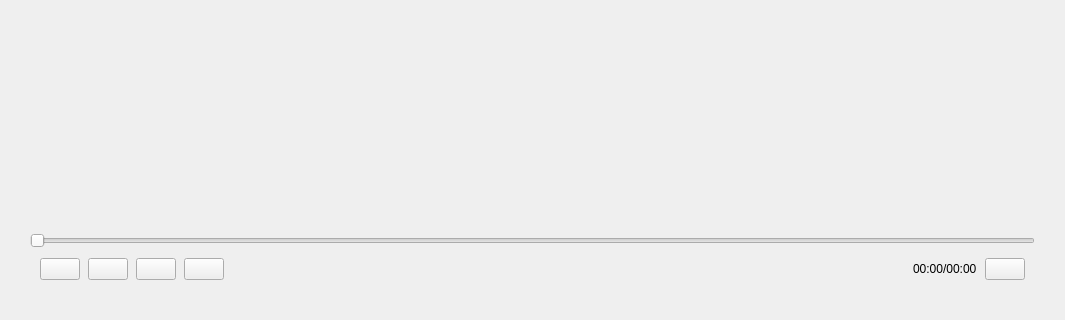
llk657843/FF_Qt, file FF_Qt/ffmpeg_qt.ui: the form before one commit; both pictures show x 0 to 1065 and y 468 to 788 of the 1065 by 788 pixel window.
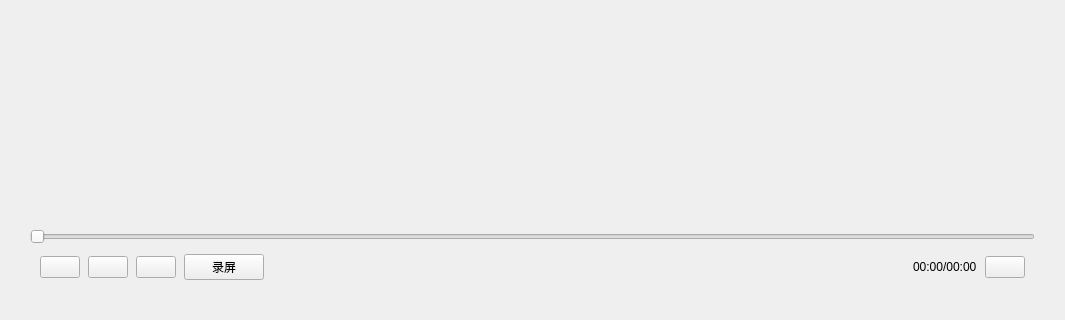
The form after the commit. Custom widgets are drawn as their Qt base class.

The edit to the form file:
```diff
--- a/FF_Qt/ffmpeg_qt.ui
+++ b/FF_Qt/ffmpeg_qt.ui
@@ -150,13 +150,6 @@
          <property name="bottomMargin">
           <number>10</number>
          </property>
-         <item>
-          <widget class="QPushButton" name="btn_start">
-           <property name="text">
-            <string/>
-           </property>
-          </widget>
-         </item>
          <item>
           <widget class="QPushButton" name="btn_pause_resume">
            <property name="text">
@@ -178,6 +171,13 @@
            </property>
           </widget>
          </item>
+         <item>
+          <widget class="QPushButton" name="btn_screen_shot">
+           <property name="text">
+            <string>录屏</string>
+           </property>
+          </widget>
+         </item>
          <item>
           <spacer name="horizontalSpacer">
            <property name="orientation">
```
